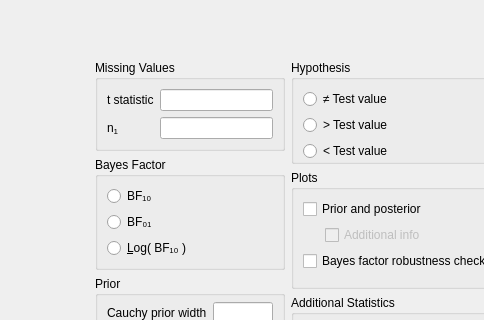
The window that JASP-Desktop/analysisforms/bffromtonesampleform.ui (jasp-stats/jasp-desktop) describes before a commit, drawn with Qt 5; both pictures show x 0 to 484 and y 0 to 320 of the 606 by 868 pixel window.
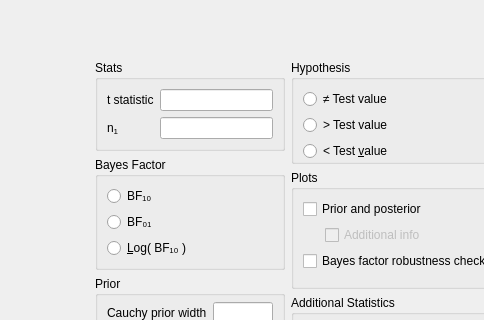
The same window after the commit. Custom widgets are drawn as their Qt base class.

Diff of the .ui file:
```diff
--- a/JASP-Desktop/analysisforms/bffromtonesampleform.ui
+++ b/JASP-Desktop/analysisforms/bffromtonesampleform.ui
@@ -155,7 +155,7 @@
          <item row="4" column="0">
           <widget class="BoundGroupBox" name="missingValues">
            <property name="title">
-            <string>Missing Values</string>
+            <string>Stats</string>
            </property>
            <property name="flat">
             <bool>false</bool>
@@ -289,7 +289,7 @@
                </sizepolicy>
               </property>
               <property name="text">
-               <string>&lt; Test value</string>
+               <string>&lt; Test &amp;value</string>
               </property>
              </widget>
             </item>
```
